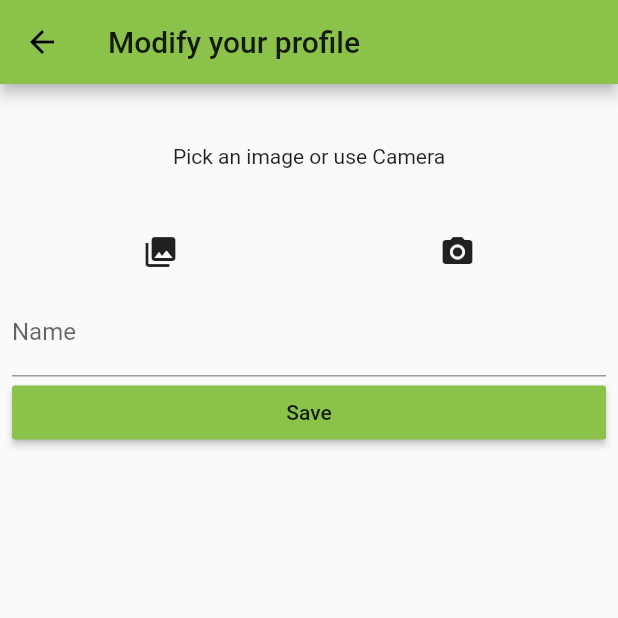
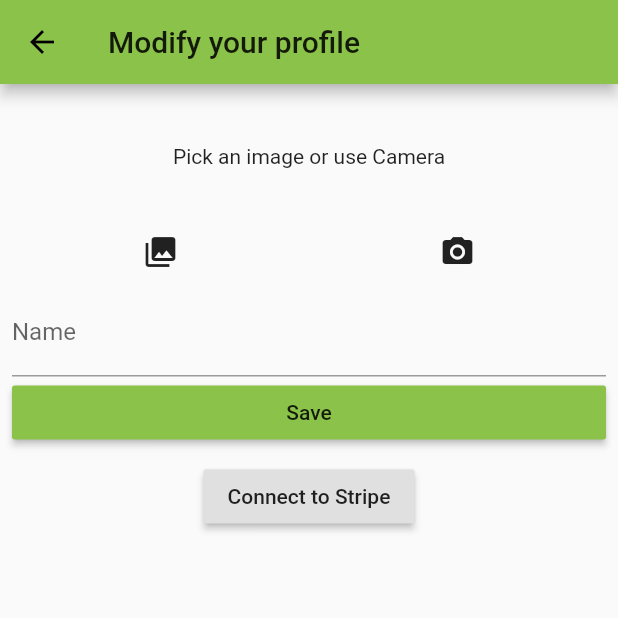
Before and after one commit to GrandSchtroumpf/veggie-market-flutter, a Flutter app: the SellerEdit screen opened by its route, after a tap on the "edit" icon, on a phone screen of 412 x 824 dp, the top half of it. Run offline on Flutter 3.47's test engine with Material 2 defaults, Android fonts, the phone set to English and light mode, and no system bars; our stand-ins replace badges, cloud_firestore, cloud_functions, firebase_auth, firebase_core, firebase_storage and 5 more; missing offline and left inert: firebase_performance, stripe_payment; accounts and stored records are empty; network calls fail.

Commit message:
Add stripe

```diff
--- a/lib/dashboard/seller-edit.dart
+++ b/lib/dashboard/seller-edit.dart
@@ -1,4 +1,5 @@
 import 'package:flutter/material.dart';
+import '../payement/connect.dart';
 import '../intl.dart';
 import '../service-provider.dart';
 import '../seller/model.dart';
@@ -19,7 +20,9 @@ class SellerEdit extends StatelessWidget {
             return Center(child: CircularProgressIndicator());
           }
           final seller = snaphot.data;
-          return SellerForm(
+          return Column(
+            children: [
+              SellerForm(
                 seller: seller,
                 onSubmit: (Seller seller) async {
                   if (seller.file != null) {
@@ -30,6 +33,9 @@ class SellerEdit extends StatelessWidget {
                   await service.updateDoc(seller);
                   Navigator.pop(context);
                 },
+              ),
+              StripeConnect(),
+            ],
           );
         },
       ),
--- /dev/null
+++ b/lib/payement/connect.dart
@@ -0,0 +1,16 @@
+import 'package:flutter/material.dart';
+import '../service-provider.dart';
+
+class StripeConnect extends StatelessWidget {
+  @override
+  Widget build(BuildContext context) {
+    final service = ServiceProvider.of(context).payment;
+    return RaisedButton(
+      child: Text('Connect to Stripe'),
+      onPressed: () async {
+        final account = await service.createAccount();
+        print(account);
+      },
+    );
+  }
+}
--- a/lib/payement/service.dart
+++ b/lib/payement/service.dart
@@ -9,6 +9,7 @@ HttpsCallable callableFn(String name) {
 
 class PaymentService {
   final intent = callableFn('createPaymentIntent');
+  final createAccount = callableFn('createAccount').call;
   final states = {};
 
   PaymentService() {
--- a/lib/service-provider.dart
+++ b/lib/service-provider.dart
@@ -2,6 +2,7 @@ import 'package:firebase_auth/firebase_auth.dart';
 import 'package:firebase_performance/firebase_performance.dart';
 import 'package:flutter/material.dart';
 import 'package:rxdart/rxdart.dart';
+import 'payement/service.dart';
 import 'seller/service.dart';
 import 'product/service.dart';
 import 'order/service.dart';
@@ -17,6 +18,7 @@ class ServiceProvider extends InheritedWidget {
   final product = ProductService();
   final order = OrderService();
   final bucket = Bucket();
+  final payment = PaymentService();
 
   ServiceProvider({Key key, @required Widget child})
       : super(key: key, child: child) {
--- a/pubspec.yaml
+++ b/pubspec.yaml
@@ -44,7 +44,6 @@ dependencies:
   badges: ^1.1.1
   flutter_i18n: ^0.18.0
   stripe_payment: ^1.0.7
-
 
 dev_dependencies:
   flutter_test:
```
Also changed, not shown: 1 other file. Lines whose indentation alone changed are shown as unchanged.
